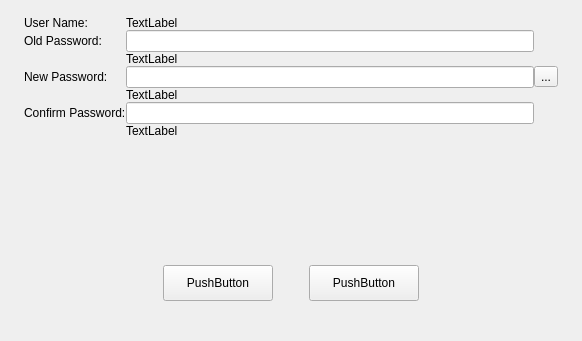
Qt form src/pages/user/passwd-update-dialog.ui (openeuler-mirror/ks-scmc-gui) before a commit.
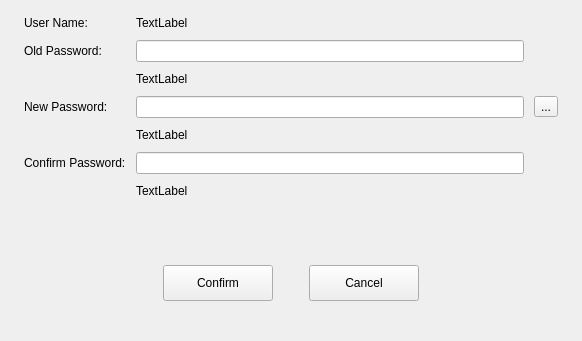
The same form after that commit.

Patch:
```diff
--- a/src/pages/user/passwd-update-dialog.ui
+++ b/src/pages/user/passwd-update-dialog.ui
@@ -31,6 +31,9 @@
    </property>
    <item>
     <layout class="QGridLayout" name="gridLayout">
+     <property name="spacing">
+      <number>10</number>
+     </property>
      <item row="0" column="0">
       <widget class="QLabel" name="label">
        <property name="text">
@@ -123,6 +126,9 @@
      <property name="spacing">
       <number>36</number>
      </property>
+     <property name="topMargin">
+      <number>10</number>
+     </property>
      <item>
       <spacer name="horizontalSpacer">
        <property name="orientation">
@@ -151,7 +157,7 @@
         </size>
        </property>
        <property name="text">
-        <string>PushButton</string>
+        <string>Confirm</string>
        </property>
       </widget>
      </item>
@@ -170,7 +176,7 @@
         </size>
        </property>
        <property name="text">
-        <string>PushButton</string>
+        <string>Cancel</string>
        </property>
       </widget>
      </item>
```
Left out of the diff: 4 changed lines with no effect on the pictures.
